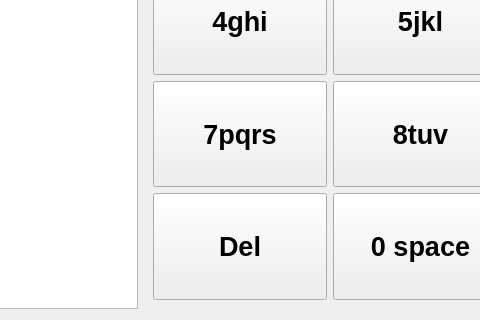
This is TallyOnRaspberry/loginscreen.ui in Deltachi/Tally_Teamproject as Qt 5 draws it before an edit; both pictures show x 129 to 609 and y 165 to 485 of the 837 by 485 pixel window. The edited form follows.
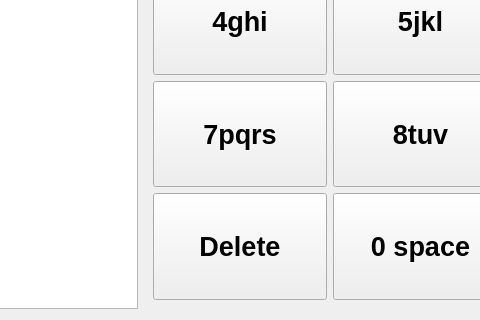
This is the edited form.

What changed in the file:
```diff
--- a/TallyOnRaspberry/loginscreen.ui
+++ b/TallyOnRaspberry/loginscreen.ui
@@ -173,7 +173,7 @@
          </font>
         </property>
         <property name="text">
-         <string>Del</string>
+         <string>Delete</string>
         </property>
        </widget>
       </item>
```
